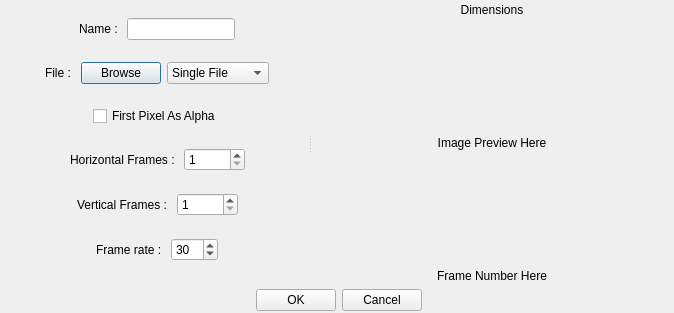
First picture: the form in Dialogs/animationdialog.ui, repository Epsilon-K/QGameEditor, before the edit.
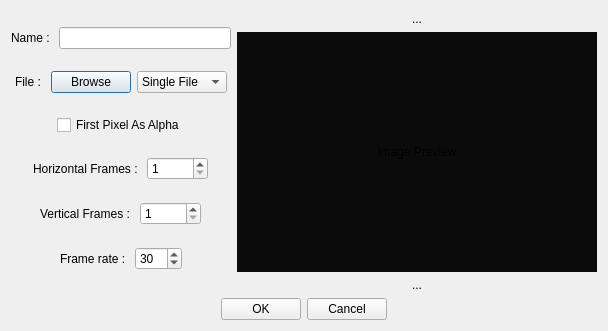
Second picture: the form after the edit.

Commit message: Add feature : Live preview animations in animation dialog

Diff of the .ui file:
```diff
--- a/Dialogs/animationdialog.ui
+++ b/Dialogs/animationdialog.ui
@@ -6,8 +6,8 @@
    <rect>
     <x>0</x>
     <y>0</y>
-    <width>674</width>
-    <height>313</height>
+    <width>608</width>
+    <height>331</height>
    </rect>
   </property>
   <property name="sizePolicy">
@@ -16,47 +16,28 @@
     <verstretch>0</verstretch>
    </sizepolicy>
   </property>
+  <property name="maximumSize">
+   <size>
+    <width>608</width>
+    <height>331</height>
+   </size>
+  </property>
   <property name="windowTitle">
    <string>Dialog</string>
   </property>
   <property name="sizeGripEnabled">
    <bool>false</bool>
   </property>
-  <layout class="QVBoxLayout" name="verticalLayout_3" stretch="10,0">
-   <property name="leftMargin">
+  <layout class="QVBoxLayout" name="verticalLayout_3">
+   <item>
+    <layout class="QHBoxLayout" name="horizontalLayout_4" stretch="0,0">
+     <property name="spacing">
     <number>6</number>
    </property>
-   <property name="topMargin">
-    <number>2</number>
-   </property>
-   <property name="rightMargin">
-    <number>2</number>
-   </property>
-   <property name="bottomMargin">
-    <number>2</number>
-   </property>
    <item>
-    <widget class="QSplitter" name="splitter">
-     <property name="orientation">
-      <enum>Qt::Horizontal</enum>
-     </property>
-     <widget class="QWidget" name="layoutWidget">
       <layout class="QVBoxLayout" name="verticalLayout_2">
        <item>
         <layout class="QHBoxLayout" name="horizontalLayout_2">
-         <item>
-          <spacer name="horizontalSpacer_11">
-           <property name="orientation">
-            <enum>Qt::Horizontal</enum>
-           </property>
-           <property name="sizeHint" stdset="0">
-            <size>
-             <width>40</width>
-             <height>20</height>
-            </size>
-           </property>
-          </spacer>
-         </item>
          <item>
           <widget class="QLabel" name="label">
            <property name="text">
@@ -67,19 +48,6 @@
          <item>
           <widget class="QLineEdit" name="nameLineEdit"/>
          </item>
-         <item>
-          <spacer name="horizontalSpacer_9">
-           <property name="orientation">
-            <enum>Qt::Horizontal</enum>
-           </property>
-           <property name="sizeHint" stdset="0">
-            <size>
-             <width>40</width>
-             <height>20</height>
-            </size>
-           </property>
-          </spacer>
-         </item>
         </layout>
        </item>
        <item>
@@ -331,19 +299,21 @@
         </layout>
        </item>
       </layout>
-     </widget>
-     <widget class="QWidget" name="layoutWidget">
-      <layout class="QVBoxLayout" name="verticalLayout" stretch="0,10,0">
+     </item>
+     <item>
+      <layout class="QVBoxLayout" name="verticalLayout" stretch="0,0,0">
        <item>
         <widget class="QLabel" name="dimensionsLabel">
          <property name="text">
-          <string>Dimensions</string>
+          <string>...</string>
          </property>
          <property name="alignment">
           <set>Qt::AlignCenter</set>
          </property>
         </widget>
        </item>
+       <item>
+        <layout class="QHBoxLayout" name="horizontalLayout_9">
        <item>
         <widget class="QLabel" name="imgLabel">
          <property name="sizePolicy">
@@ -364,18 +334,23 @@
            <height>240</height>
           </size>
          </property>
+           <property name="styleSheet">
+            <string notr="true">background-color:rgb(11, 11, 11);</string>
+           </property>
          <property name="text">
-          <string>Image Preview Here</string>
+            <string>Image Preview</string>
          </property>
          <property name="alignment">
           <set>Qt::AlignCenter</set>
          </property>
         </widget>
+         </item>
+        </layout>
        </item>
        <item>
         <widget class="QLabel" name="currentFrameLabel">
          <property name="text">
-          <string>Frame Number Here</string>
+          <string>...</string>
          </property>
          <property name="alignment">
           <set>Qt::AlignCenter</set>
@@ -383,8 +358,8 @@
         </widget>
        </item>
       </layout>
-     </widget>
-    </widget>
+     </item>
+    </layout>
    </item>
    <item>
     <layout class="QHBoxLayout" name="horizontalLayout">
```
Left out of the diff: 6 changed lines with no effect on the pictures. Lines whose indentation alone changed are shown as unchanged. The commit also changes 5 other files.
